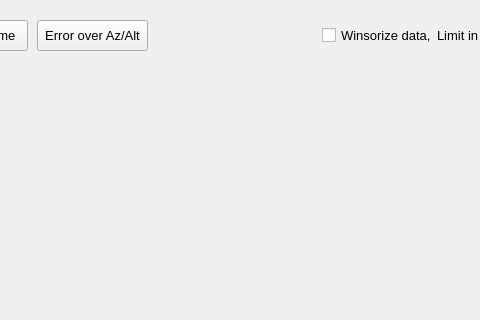
Qt form mountwizzard/gui/analyse_dialog_ui.ui (sayitfast/MountWizzard3) before a commit; both pictures show x 223 to 703 and y 0 to 320 of the 791 by 641 pixel window.
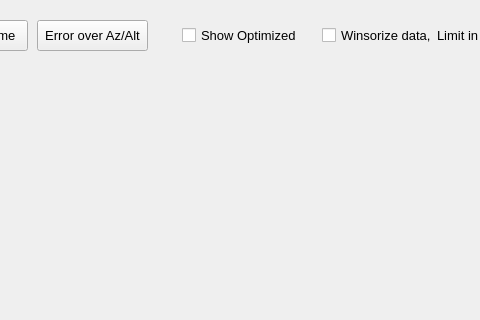
The same form after that commit.

Commit message: added sync data to analyse window

```diff
--- a/mountwizzard/gui/analyse_dialog_ui.ui
+++ b/mountwizzard/gui/analyse_dialog_ui.ui
@@ -190,6 +190,33 @@
     <string>Limit in %</string>
    </property>
   </widget>
+  <widget class="QCheckBox" name="checkOptimized">
+   <property name="geometry">
+    <rect>
+     <x>405</x>
+     <y>20</y>
+     <width>116</width>
+     <height>31</height>
+    </rect>
+   </property>
+   <property name="font">
+    <font>
+     <pointsize>10</pointsize>
+    </font>
+   </property>
+   <property name="toolTip">
+    <string>&lt;html&gt;&lt;head/&gt;&lt;body&gt;&lt;p&gt;Cuts outlayers by using winsorize method with the given limit.&lt;/p&gt;&lt;/body&gt;&lt;/html&gt;</string>
+   </property>
+   <property name="layoutDirection">
+    <enum>Qt::LeftToRight</enum>
+   </property>
+   <property name="text">
+    <string>Show Optimized</string>
+   </property>
+   <property name="checked">
+    <bool>false</bool>
+   </property>
+  </widget>
   <zorder>analyseBackground</zorder>
   <zorder>btn_errorTime</zorder>
   <zorder>btn_errorOverview</zorder>
```
Left out of the diff: 1 changed line with no effect on the pictures. The commit also changes 3 other files.
